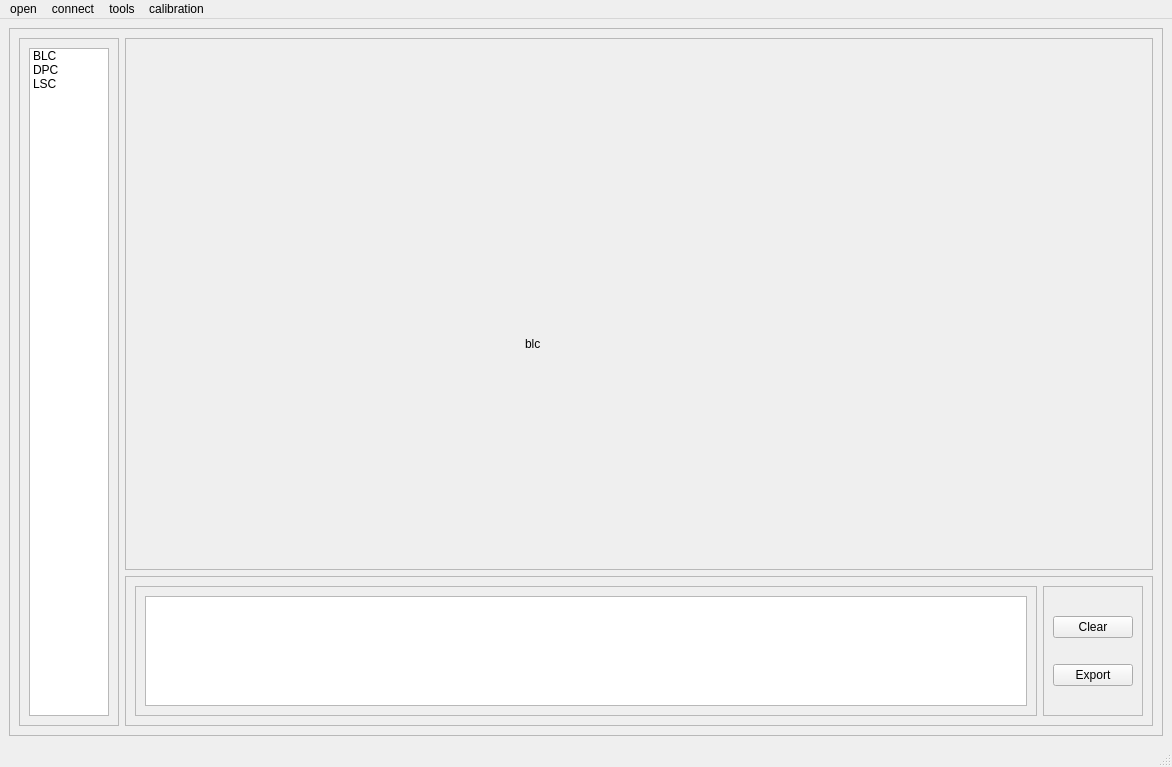
Qt form ui/ui_main.ui (YanKE01/isp_tool) before a commit.
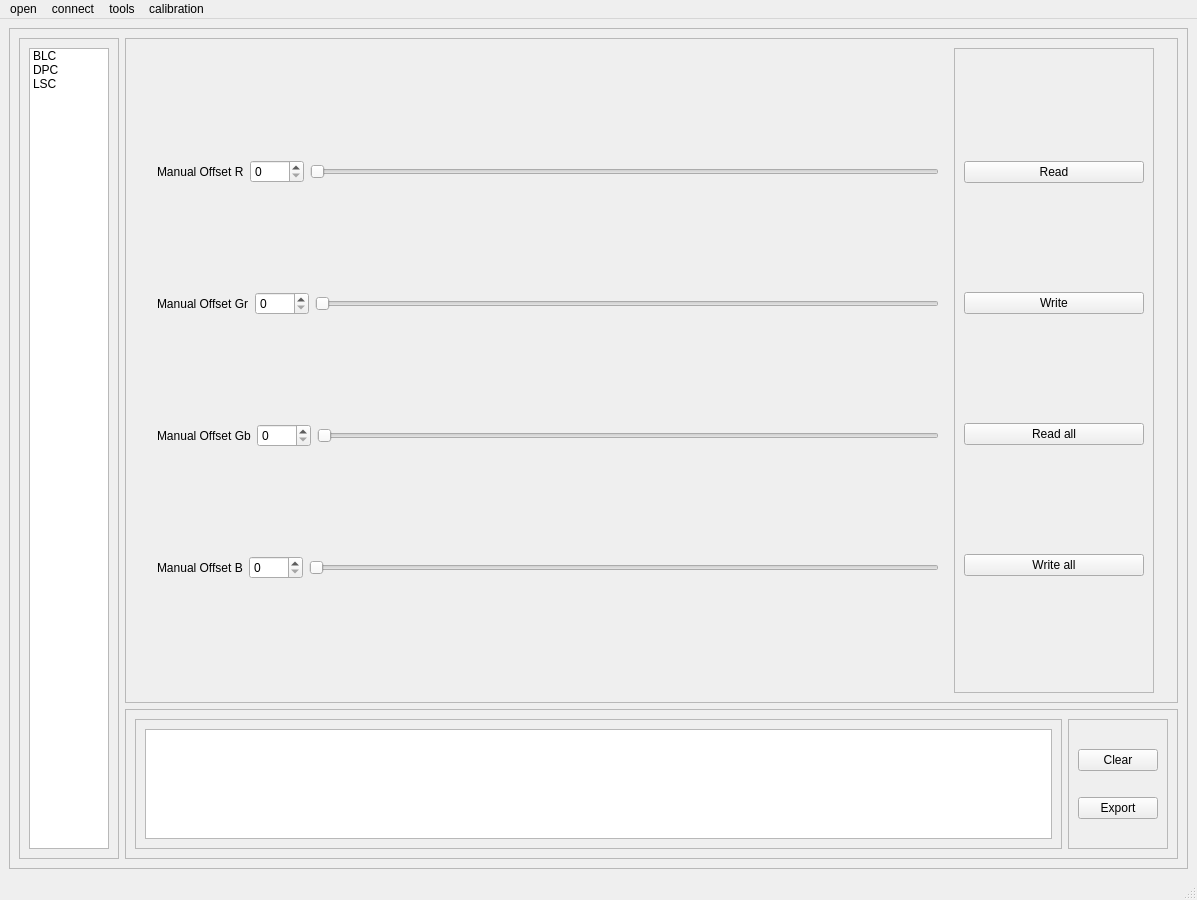
The same form after that commit.

Patch:
```diff
--- a/ui/ui_main.ui
+++ b/ui/ui_main.ui
@@ -6,8 +6,8 @@
    <rect>
     <x>0</x>
     <y>0</y>
-    <width>1172</width>
-    <height>767</height>
+    <width>1197</width>
+    <height>900</height>
    </rect>
   </property>
   <property name="windowTitle">
@@ -79,26 +79,145 @@
              <property name="frameShadow">
               <enum>QFrame::Raised</enum>
              </property>
+             <layout class="QHBoxLayout" name="horizontalLayout_13">
+              <item>
              <layout class="QHBoxLayout" name="horizontalLayout_6">
               <item>
                <widget class="QStackedWidget" name="parameterStackedWidget">
+                  <property name="minimumSize">
+                   <size>
+                    <width>0</width>
+                    <height>0</height>
+                   </size>
+                  </property>
+                  <property name="maximumSize">
+                   <size>
+                    <width>800</width>
+                    <height>16777215</height>
+                   </size>
+                  </property>
                 <property name="currentIndex">
                  <number>0</number>
                 </property>
                 <widget class="QWidget" name="page">
-                 <widget class="QLabel" name="label_2">
-                  <property name="geometry">
-                   <rect>
-                    <x>390</x>
-                    <y>290</y>
-                    <width>54</width>
-                    <height>12</height>
-                   </rect>
-                  </property>
+                   <layout class="QHBoxLayout" name="horizontalLayout_15">
+                    <item>
+                     <layout class="QVBoxLayout" name="verticalLayout_3">
+                      <item>
+                       <layout class="QHBoxLayout" name="horizontalLayout_9">
+                        <item>
+                         <widget class="QLabel" name="label_4">
+                          <property name="text">
+                           <string>Manual Offset R</string>
+                          </property>
+                         </widget>
+                        </item>
+                        <item>
+                         <widget class="QSpinBox" name="manualOffsetRSpinBox">
+                          <property name="maximum">
+                           <number>4095</number>
+                          </property>
+                         </widget>
+                        </item>
+                        <item>
+                         <widget class="QSlider" name="manualOffsetRHorizontalSlider">
+                          <property name="maximum">
+                           <number>4095</number>
+                          </property>
+                          <property name="orientation">
+                           <enum>Qt::Horizontal</enum>
+                          </property>
+                         </widget>
+                        </item>
+                       </layout>
+                      </item>
+                      <item>
+                       <layout class="QHBoxLayout" name="horizontalLayout_10">
+                        <item>
+                         <widget class="QLabel" name="label_5">
                   <property name="text">
-                   <string>blc</string>
-                  </property>
-                 </widget>
+                           <string>Manual Offset Gr</string>
+                          </property>
+                         </widget>
+                        </item>
+                        <item>
+                         <widget class="QSpinBox" name="manualOffsetGrSpinBox">
+                          <property name="maximum">
+                           <number>4095</number>
+                          </property>
+                         </widget>
+                        </item>
+                        <item>
+                         <widget class="QSlider" name="manualOffsetGrHorizontalSlider">
+                          <property name="maximum">
+                           <number>4095</number>
+                          </property>
+                          <property name="orientation">
+                           <enum>Qt::Horizontal</enum>
+                          </property>
+                         </widget>
+                        </item>
+                       </layout>
+                      </item>
+                      <item>
+                       <layout class="QHBoxLayout" name="horizontalLayout_11">
+                        <item>
+                         <widget class="QLabel" name="label_6">
+                          <property name="text">
+                           <string>Manual Offset Gb</string>
+                          </property>
+                         </widget>
+                        </item>
+                        <item>
+                         <widget class="QSpinBox" name="manualOffsetGbSpinBox">
+                          <property name="maximum">
+                           <number>4095</number>
+                          </property>
+                         </widget>
+                        </item>
+                        <item>
+                         <widget class="QSlider" name="manualOffsetGbHorizontalSlider">
+                          <property name="maximum">
+                           <number>4095</number>
+                          </property>
+                          <property name="orientation">
+                           <enum>Qt::Horizontal</enum>
+                          </property>
+                         </widget>
+                        </item>
+                       </layout>
+                      </item>
+                      <item>
+                       <layout class="QHBoxLayout" name="horizontalLayout_12">
+                        <item>
+                         <widget class="QLabel" name="label_7">
+                          <property name="text">
+                           <string>Manual Offset B</string>
+                          </property>
+                         </widget>
+                        </item>
+                        <item>
+                         <widget class="QSpinBox" name="manualOffsetBSpinBox">
+                          <property name="maximum">
+                           <number>4095</number>
+                          </property>
+                         </widget>
+                        </item>
+                        <item>
+                         <widget class="QSlider" name="manualOffsetBHorizontalSlider">
+                          <property name="maximum">
+                           <number>4095</number>
+                          </property>
+                          <property name="orientation">
+                           <enum>Qt::Horizontal</enum>
+                          </property>
+                         </widget>
+                        </item>
+                       </layout>
+                      </item>
+                     </layout>
+                    </item>
+                   </layout>
                 </widget>
                 <widget class="QWidget" name="page_3">
                  <widget class="QLabel" name="label">
@@ -132,6 +251,64 @@
                 </widget>
                </widget>
               </item>
+                <item>
+                 <widget class="QFrame" name="frame_8">
+                  <property name="minimumSize">
+                   <size>
+                    <width>0</width>
+                    <height>0</height>
+                   </size>
+                  </property>
+                  <property name="maximumSize">
+                   <size>
+                    <width>200</width>
+                    <height>16777215</height>
+                   </size>
+                  </property>
+                  <property name="frameShape">
+                   <enum>QFrame::StyledPanel</enum>
+                  </property>
+                  <property name="frameShadow">
+                   <enum>QFrame::Raised</enum>
+                  </property>
+                  <layout class="QHBoxLayout" name="horizontalLayout_14">
+                   <item>
+                    <layout class="QVBoxLayout" name="verticalLayout_4">
+                     <item>
+                      <widget class="QPushButton" name="readParamPushButton">
+                       <property name="text">
+                        <string>Read</string>
+                       </property>
+                      </widget>
+                     </item>
+                     <item>
+                      <widget class="QPushButton" name="writeParamPushButton">
+                       <property name="text">
+                        <string>Write</string>
+                       </property>
+                      </widget>
+                     </item>
+                     <item>
+                      <widget class="QPushButton" name="readAllParamPushButton">
+                       <property name="text">
+                        <string>Read all</string>
+                       </property>
+                      </widget>
+                     </item>
+                     <item>
+                      <widget class="QPushButton" name="writeAllParamPushButton">
+                       <property name="text">
+                        <string>Write all</string>
+                       </property>
+                      </widget>
+                     </item>
+                    </layout>
+                   </item>
+                  </layout>
+                 </widget>
+                </item>
+               </layout>
+              </item>
              </layout>
             </widget>
            </item>
@@ -218,8 +395,8 @@
     <rect>
      <x>0</x>
      <y>0</y>
-     <width>1172</width>
-     <height>23</height>
+     <width>1197</width>
+     <height>26</height>
     </rect>
    </property>
    <widget class="QMenu" name="menuopen">
```
Lines whose indentation alone changed are shown as unchanged.
